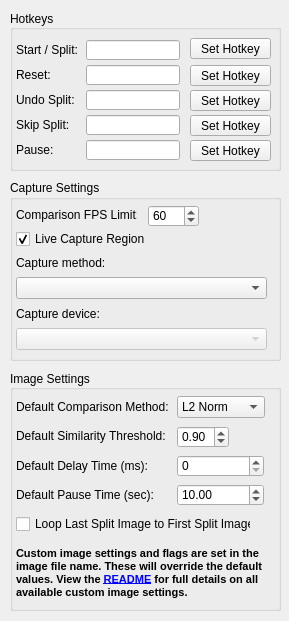
Above: res/settings.ui from Toufool/AutoSplit before the change. Below: the same form after it.
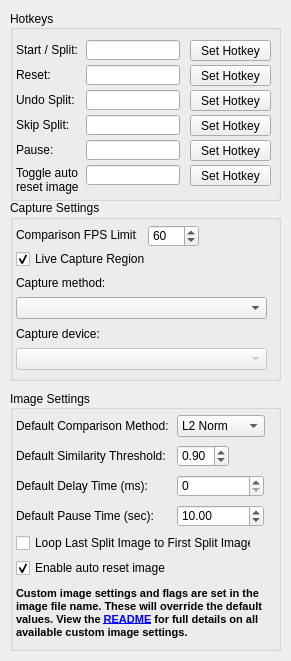
That is the form after the change. Icons and pictures are not drawn.

Commit message: Toggle autoreset image + ui adjustments

What changed in the file:
```diff
--- a/res/settings.ui
+++ b/res/settings.ui
@@ -6,8 +6,8 @@
    <rect>
     <x>0</x>
     <y>0</y>
-    <width>289</width>
-    <height>621</height>
+    <width>291</width>
+    <height>661</height>
    </rect>
   </property>
   <property name="sizePolicy">
@@ -18,14 +18,14 @@
   </property>
   <property name="minimumSize">
    <size>
-    <width>289</width>
-    <height>621</height>
+    <width>291</width>
+    <height>661</height>
    </size>
   </property>
   <property name="maximumSize">
    <size>
-    <width>289</width>
-    <height>621</height>
+    <width>291</width>
+    <height>661</height>
    </size>
   </property>
   <property name="font">
@@ -50,7 +50,7 @@
    <property name="geometry">
     <rect>
      <x>10</x>
-     <y>180</y>
+     <y>200</y>
      <width>271</width>
      <height>181</height>
     </rect>
@@ -175,9 +175,9 @@
    <property name="geometry">
     <rect>
      <x>10</x>
-     <y>370</y>
+     <y>390</y>
      <width>271</width>
-     <height>241</height>
+     <height>261</height>
     </rect>
    </property>
    <property name="title">
@@ -196,7 +196,7 @@
     <property name="geometry">
      <rect>
       <x>167</x>
-      <y>26</y>
+      <y>25</y>
       <width>88</width>
       <height>22</height>
      </rect>
@@ -238,7 +238,7 @@
     <property name="geometry">
      <rect>
       <x>6</x>
-      <y>29</y>
+      <y>28</y>
       <width>161</width>
       <height>16</height>
      </rect>
@@ -251,7 +251,7 @@
     <property name="geometry">
      <rect>
       <x>6</x>
-      <y>117</y>
+      <y>118</y>
       <width>161</width>
       <height>16</height>
      </rect>
@@ -264,7 +264,7 @@
     <property name="geometry">
      <rect>
       <x>167</x>
-      <y>114</y>
+      <y>115</y>
       <width>87</width>
       <height>22</height>
      </rect>
@@ -305,7 +305,7 @@
     <property name="geometry">
      <rect>
       <x>167</x>
-      <y>56</y>
+      <y>55</y>
       <width>52</width>
       <height>22</height>
      </rect>
@@ -333,7 +333,7 @@
     <property name="geometry">
      <rect>
       <x>6</x>
-      <y>144</y>
+      <y>143</y>
       <width>235</width>
       <height>20</height>
      </rect>
@@ -352,7 +352,7 @@
     <property name="geometry">
      <rect>
       <x>6</x>
-      <y>173</y>
+      <y>193</y>
       <width>261</width>
       <height>61</height>
      </rect>
@@ -364,7 +364,7 @@
      </font>
     </property>
     <property name="text">
-     <string>&lt;html&gt;&lt;head/&gt;&lt;body&gt;&lt;p&gt;Custom image settings and flags are set in the &lt;br&gt;&lt;/br&gt; image file name. These will override the default &lt;br&gt;&lt;/br&gt; values. View the &lt;a href=&quot;https://github.com/Toufool/Auto-Split#readme&quot;&gt;&lt;span style=&quot; text-decoration: underline; color:#0000ff;&quot;&gt;README&lt;/span&gt;&lt;/a&gt; for full details on all &lt;br&gt;&lt;/br&gt; available custom image settings.&lt;/p&gt;&lt;/body&gt;&lt;/html&gt;</string>
+     <string>&lt;html&gt;&lt;head/&gt;&lt;body&gt;&lt;p&gt;Custom image settings and flags are set in the &lt;br&gt;&lt;/br&gt; image file name. These will override the default &lt;br&gt;&lt;/br&gt; values. View the &lt;a href=&quot;https://github.com/{GITHUB_REPOSITORY}#readme&quot;&gt;&lt;span style=&quot; text-decoration: underline; color:#0000ff;&quot;&gt;README&lt;/span&gt;&lt;/a&gt; for full details on all &lt;br&gt;&lt;/br&gt; available custom image settings.&lt;/p&gt;&lt;/body&gt;&lt;/html&gt;</string>
     </property>
    </widget>
    <widget class="QLabel" name="default_delay_time_label">
@@ -399,6 +399,22 @@
      <number>999999999</number>
     </property>
    </widget>
+   <widget class="QCheckBox" name="enable_auto_reset_image_checkbox">
+    <property name="geometry">
+     <rect>
+      <x>6</x>
+      <y>168</y>
+      <width>151</width>
+      <height>20</height>
+     </rect>
+    </property>
+    <property name="text">
+     <string>Enable auto reset image</string>
+    </property>
+    <property name="checked">
+     <bool>true</bool>
+    </property>
+   </widget>
   </widget>
   <widget class="QGroupBox" name="hotkeys_groupbox">
    <property name="geometry">
@@ -406,7 +422,7 @@
      <x>10</x>
      <y>10</y>
      <width>271</width>
-     <height>161</height>
+     <height>191</height>
     </rect>
    </property>
    <property name="title">
@@ -550,7 +566,7 @@
     <property name="geometry">
      <rect>
       <x>180</x>
-      <y>28</y>
+      <y>30</y>
       <width>81</width>
       <height>21</height>
      </rect>
@@ -649,6 +665,52 @@
      <bool>true</bool>
     </property>
    </widget>
+   <widget class="QPushButton" name="set_toggle_auto_reset_image_hotkey_button">
+    <property name="geometry">
+     <rect>
+      <x>180</x>
+      <y>155</y>
+      <width>81</width>
+      <height>21</height>
+     </rect>
+    </property>
+    <property name="focusPolicy">
+     <enum>Qt::NoFocus</enum>
+    </property>
+    <property name="text">
+     <string>Set Hotkey</string>
+    </property>
+   </widget>
+   <widget class="QLabel" name="toggle_auto_reset_image_label">
+    <property name="geometry">
+     <rect>
+      <x>6</x>
+      <y>154</y>
+      <width>71</width>
+      <height>31</height>
+     </rect>
+    </property>
+    <property name="text">
+     <string>Toggle auto
+reset image</string>
+    </property>
+   </widget>
+   <widget class="QLineEdit" name="toggle_auto_reset_image_input">
+    <property name="geometry">
+     <rect>
+      <x>76</x>
+      <y>155</y>
+      <width>94</width>
+      <height>20</height>
+     </rect>
+    </property>
+    <property name="text">
+     <string/>
+    </property>
+    <property name="readOnly">
+     <bool>true</bool>
+    </property>
+   </widget>
   </widget>
  </widget>
  <tabstops>
```
Left out of the diff: 2 changed lines with no effect on the pictures. The commit also changes 8 other files.
